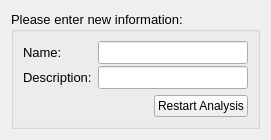
The window that src/gui/mca_rerun.ui (Ecotrust/delphos) describes before a commit, drawn with Qt 5.
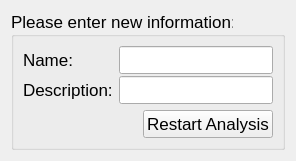
The same window after the commit.

Patch:
```diff
--- a/src/gui/mca_rerun.ui
+++ b/src/gui/mca_rerun.ui
@@ -8,8 +8,8 @@
    <rect>
     <x>0</x>
     <y>0</y>
-    <width>269</width>
-    <height>122</height>
+    <width>296</width>
+    <height>151</height>
    </rect>
   </property>
   <property name="windowTitle" >
@@ -21,7 +21,7 @@
      <property name="font" >
       <font>
        <family>Arial</family>
-       <pointsize>10</pointsize>
+       <pointsize>13</pointsize>
       </font>
      </property>
      <property name="title" >
@@ -99,7 +99,8 @@
          <widget class="QPushButton" name="restart_analysis_button" >
           <property name="font" >
            <font>
-            <pointsize>9</pointsize>
+            <family>Arial</family>
+            <pointsize>13</pointsize>
            </font>
           </property>
           <property name="text" >
```
